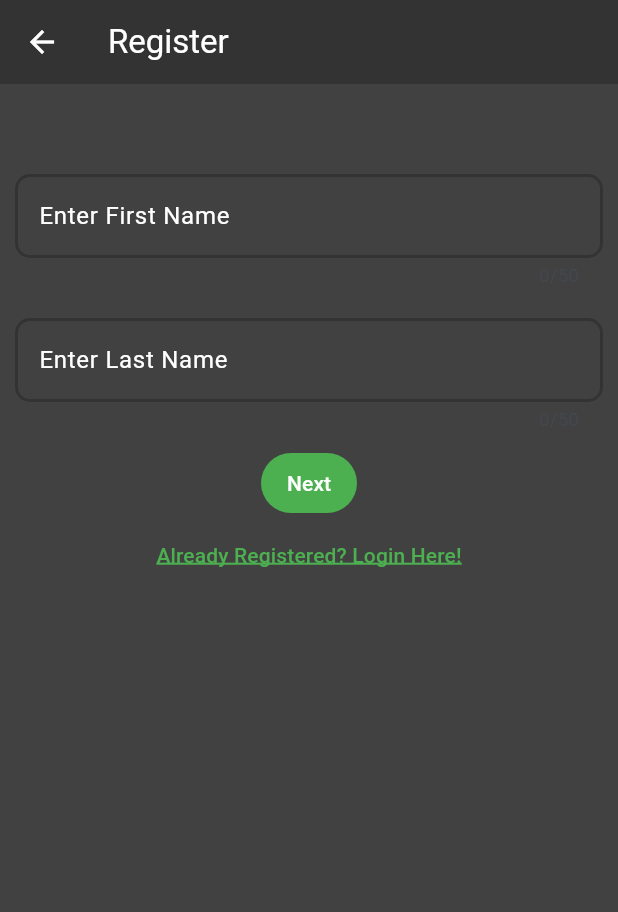
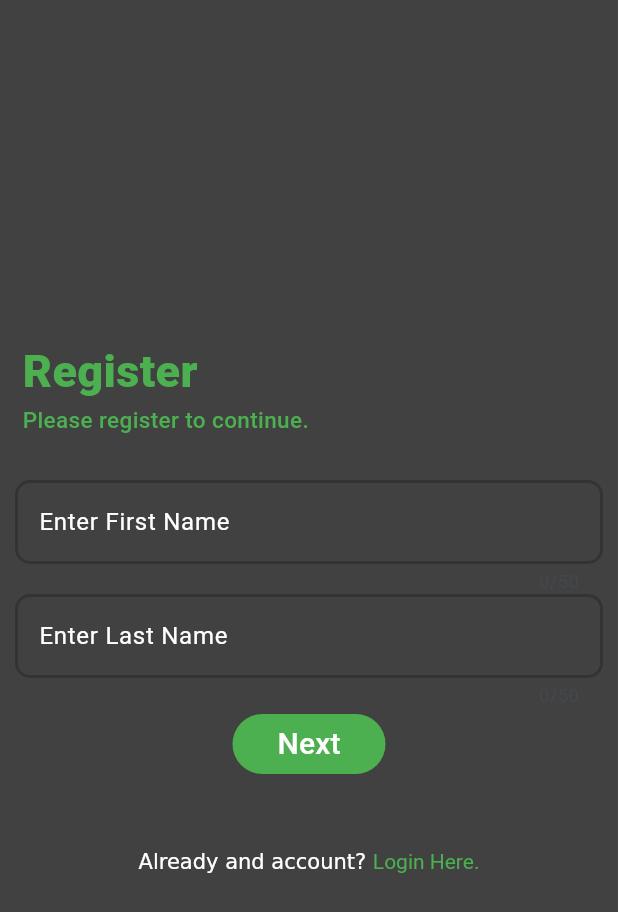
Before and after one commit to sidproj/flutter-todo, a Flutter app: the RegisterView screen opened by its route, on a phone screen of 412 x 824 dp. Shown: the top 912 px of the screen. Run offline on Flutter 3.47's test engine with Material 2 defaults, Android fonts, the phone set to English and light mode, and no system bars; our stand-ins replace firebase_core, shared_preferences; accounts and stored records are empty.

Commit message:
new UI changes

```diff
--- a/lib/views/register_view.dart
+++ b/lib/views/register_view.dart
@@ -90,10 +90,8 @@ class _RegisterViewState extends State<RegisterView> {
         children: [
           Container(
             margin: const EdgeInsets.only(
-              bottom: 10.0,
               left: 10.0,
               right: 10.0,
-              top: 10.0,
             ),
             child: TextField(
               maxLength: 50,
@@ -106,10 +104,8 @@ class _RegisterViewState extends State<RegisterView> {
           ),
           Container(
             margin: const EdgeInsets.only(
-              bottom: 10.0,
               left: 10.0,
               right: 10.0,
-              top: 10.0,
             ),
             child: TextField(
               maxLength: 50,
@@ -208,8 +204,20 @@ class _RegisterViewState extends State<RegisterView> {
             style: const ButtonStyle(
               backgroundColor: MaterialStatePropertyAll<Color>(
                   Color.fromRGBO(76, 175, 80, 1)),
-                foregroundColor: MaterialStatePropertyAll<Color>(Colors.white)),
-            child: const Text("Next"),
+              foregroundColor: MaterialStatePropertyAll<Color>(Colors.white),
+              padding: MaterialStatePropertyAll(
+                EdgeInsets.only(
+                  left: 30.0,
+                  right: 30.0,
+                ),
+              ),
+            ),
+            child: const Text(
+              "Next",
+              style: TextStyle(
+                fontSize: 20,
+              ),
+            ),
           ),
         ],
       );
@@ -224,10 +232,22 @@ class _RegisterViewState extends State<RegisterView> {
             });
           },
           style: const ButtonStyle(
-              backgroundColor: MaterialStatePropertyAll<Color>(
-                  Color.fromRGBO(76, 175, 80, 1)),
-              foregroundColor: MaterialStatePropertyAll<Color>(Colors.white)),
-          child: const Text("Back"),
+            backgroundColor:
+                MaterialStatePropertyAll<Color>(Color.fromRGBO(41, 41, 41, 1)),
+            foregroundColor: MaterialStatePropertyAll<Color>(Colors.white),
+            padding: MaterialStatePropertyAll(
+              EdgeInsets.only(
+                left: 30.0,
+                right: 30.0,
+              ),
+            ),
+          ),
+          child: const Text(
+            "Back",
+            style: TextStyle(
+              fontSize: 20,
+            ),
+          ),
         ),
         const SizedBox(
           width: 65,
@@ -235,10 +255,22 @@ class _RegisterViewState extends State<RegisterView> {
         TextButton(
           onPressed: testSend,
           style: const ButtonStyle(
-              backgroundColor: MaterialStatePropertyAll<Color>(
-                  Color.fromRGBO(76, 175, 80, 1)),
-              foregroundColor: MaterialStatePropertyAll<Color>(Colors.white)),
-          child: const Text("Register"),
+            backgroundColor:
+                MaterialStatePropertyAll<Color>(Color.fromRGBO(76, 175, 80, 1)),
+            foregroundColor: MaterialStatePropertyAll<Color>(Colors.white),
+            padding: MaterialStatePropertyAll(
+              EdgeInsets.only(
+                left: 30.0,
+                right: 30.0,
+              ),
+            ),
+          ),
+          child: const Text(
+            "Register",
+            style: TextStyle(
+              fontSize: 20,
+            ),
+          ),
         ),
       ],
     );
@@ -248,22 +280,47 @@ class _RegisterViewState extends State<RegisterView> {
   Widget build(BuildContext context) {
     return Scaffold(
       backgroundColor: const Color.fromRGBO(65, 65, 65, 1),
-      appBar: AppBar(
-        title: const Text("Register"),
-        backgroundColor: const Color.fromRGBO(51, 51, 51, 1),
-        foregroundColor: Colors.white,
+      // appBar: AppBar(
+      //   title: const Text("Register"),
+      //   backgroundColor: const Color.fromRGBO(51, 51, 51, 1),
+      //   foregroundColor: Colors.white,
+      // ),
+      body: Column(
+        mainAxisAlignment: MainAxisAlignment.center,
+        crossAxisAlignment: CrossAxisAlignment.start,
+        children: <Widget>[
+          Container(
+            padding: const EdgeInsets.only(left: 15),
+            margin: const EdgeInsets.only(bottom: 0),
+            child: const Column(
+              crossAxisAlignment: CrossAxisAlignment.start,
+              children: [
+                Text(
+                  "Register",
+                  style: TextStyle(
+                    color: Color.fromRGBO(76, 175, 80, 1),
+                    fontSize: 30,
+                    fontWeight: FontWeight.w800,
                   ),
-      body: Center(
-          child: Column(
-        // mainAxisAlignment: MainAxisAlignment.center,
-        children: <Widget>[
+                ),
+                Text(
+                  "Please register to continue.",
+                  style: TextStyle(
+                    color: Color.fromRGBO(76, 175, 80, 1),
+                    fontSize: 15,
+                    fontWeight: FontWeight.w500,
+                  ),
+                ),
+              ],
+            ),
+          ),
           Column(
             children: [
               const SizedBox(
-                height: 50,
+                height: 30,
               ),
               displayTextFiled(),
-              !error.isEmpty
+              error.isNotEmpty
                   ? Container(
                       margin: const EdgeInsets.only(
                         bottom: 15.0,
@@ -281,27 +338,32 @@ class _RegisterViewState extends State<RegisterView> {
                       ),
                     )
                   : const SizedBox(),
-            ],
-          ),
               displayButtonRow(),
-          TextButton(
+              Container(
+                margin: const EdgeInsets.only(top: 30),
+                child: TextButton(
                   onPressed: () {
                     Navigator.of(context)
                         .pushNamedAndRemoveUntil('/login', (route) => false);
                   },
-            child: const Text(
-              "Already Registered? Login Here!",
+                  child: RichText(
+                    text: const TextSpan(
+                        text: "Already and account? ",
+                        children: <TextSpan>[
+                          TextSpan(
+                            text: "Login Here.",
                             style: TextStyle(
                               color: Color.fromRGBO(76, 175, 80, 1),
-                decoration: TextDecoration.underline,
-                decorationColor: Color.fromRGBO(76, 175, 80, 1),
-                decorationThickness: 2,
-                decorationStyle: TextDecorationStyle.solid,
                             ),
                           ),
-          )
+                        ]),
+                  ),
+                ),
+              ),
             ],
-      )),
+          ),
+        ],
+      ),
     );
   }
 }
--- a/pubspec.yaml
+++ b/pubspec.yaml
@@ -40,6 +40,8 @@ dependencies:
   cloud_firestore: ^4.7.1
   firebase_analytics: ^10.4.1
   http: ^0.13.6
+  shared_preferences: ^2.1.1
+  liquid_swipe: ^2.1.1
 
 dev_dependencies:
   flutter_test:
```
Also changed, not shown: lib/main.dart (+21 -3 lines), lib/views/login_view.dart (+63 -20 lines), lib/views/splash_view.dart (added, +66 -0 lines), lib/views/tasks_view.dart (+18 -4 lines), pubspec.lock, 1 other file. Lines whose indentation alone changed are shown as unchanged.
